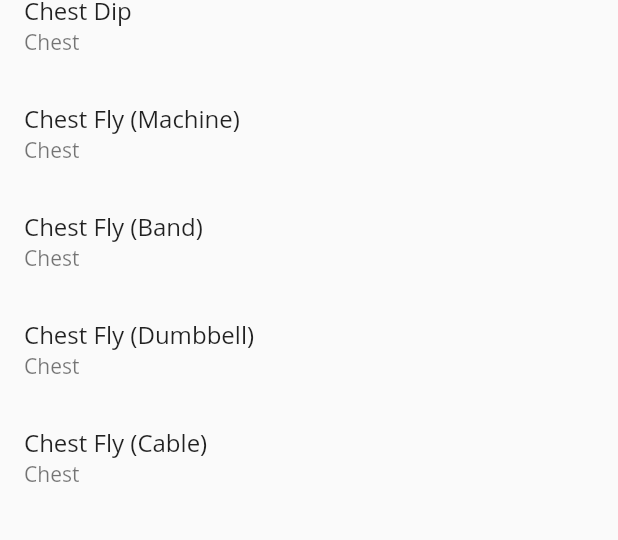
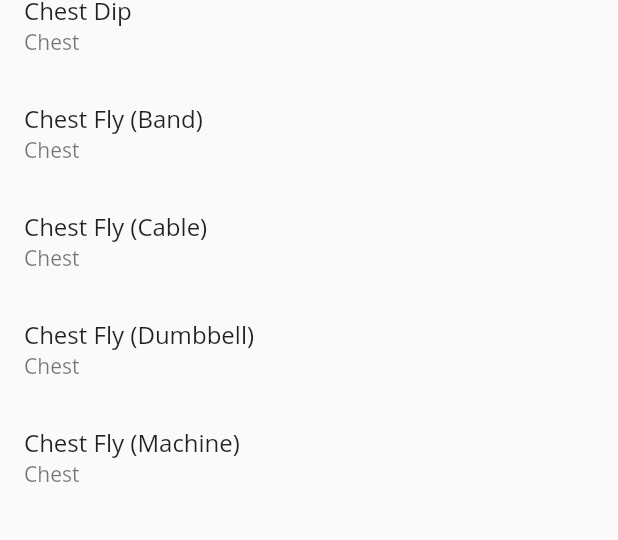
Before and after one commit to TomTruyen/Fitoryx, a Flutter app: the ExercisesPage widget shown alone on an empty page, opened directly, scrolled down 2304 dp, on a phone screen of 412 x 824 dp. Shown: the part 679-1219 px from the top of the screen. Run offline on Flutter 3.47's test engine with Material 2 defaults, Android fonts, the phone set to English and light mode, and no system bars; our stand-ins replace sqflite; accounts and stored records are empty.

Commit message:
Updated exercise sort
Sorting on name, then on equipment. Before: only sort on name

```diff
--- a/FitTrack - SQFlite/fittrack/lib/screens/exercises/ExercisesPage.dart
+++ b/FitTrack - SQFlite/fittrack/lib/screens/exercises/ExercisesPage.dart
@@ -34,9 +34,6 @@ class _ExercisesPageState extends State<ExercisesPage> {
     List<dynamic> filtered = [];
 
     List<Exercise> _exercises = List.of(exercises);
-    _exercises.sort((Exercise a, Exercise b) =>
-        a.name.toLowerCase().compareTo(b.name.toLowerCase()));
-
     List<String> selectedCategories = filter.selectedCategories ?? [];
     List<String> selectedEquipment = filter.selectedEquipment ?? [];
     int isUserCreated = filter.isUserCreated ?? 0;
@@ -72,6 +69,13 @@ class _ExercisesPageState extends State<ExercisesPage> {
         }
       }
     }
+
+    // Sort Exercise by Name, then by Equipment
+    selectedExercises.sort((Exercise a, Exercise b) {
+      int cmp = a.name.toLowerCase().compareTo(b.name.toLowerCase());
+      if (cmp != 0) return cmp;
+      return a.equipment.toLowerCase().compareTo(b.equipment.toLowerCase());
+    });
 
     if (selectedExercises.isNotEmpty) {
       String letter = "";
```
